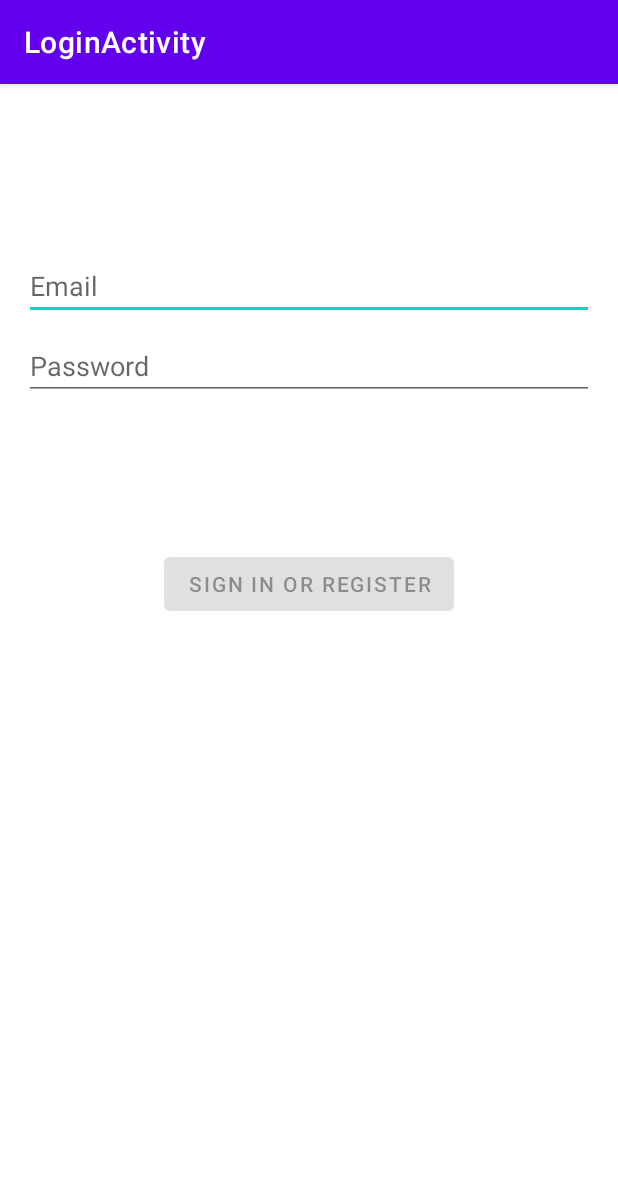
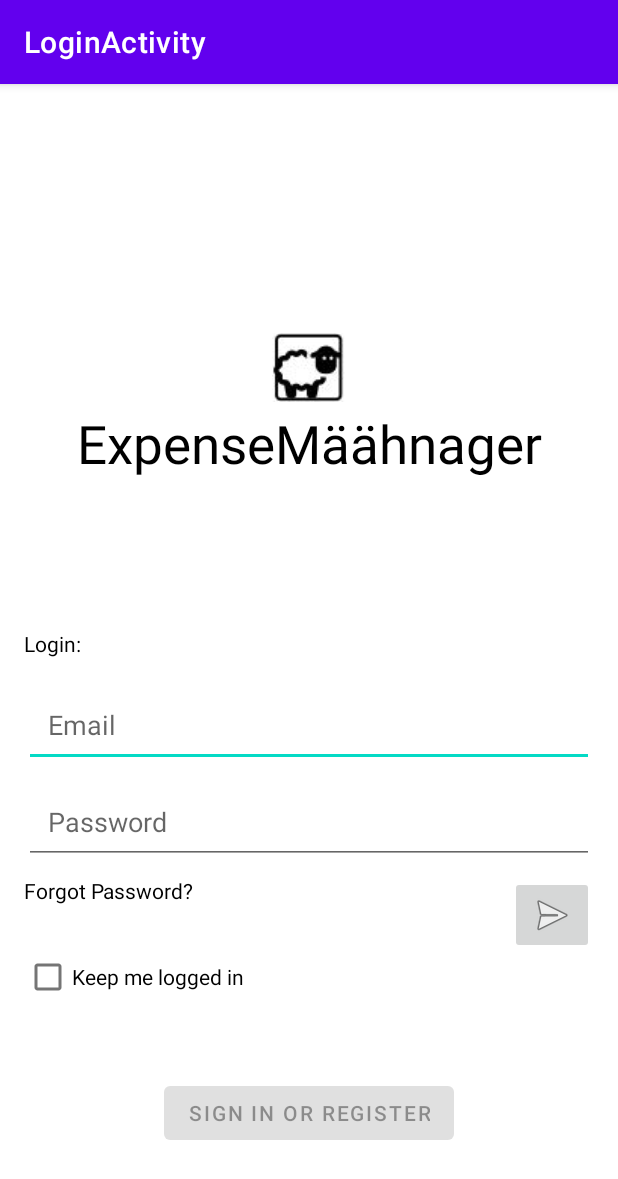
Before and after one commit to instantwolf/expense_management, an Android app: the screen it shows after launch (LoginActivity), on a phone screen of 412 x 824 dp. Shown: the top 1179 px of the screen. Run offline under Robolectric (Android 15) with nearby library versions, the phone set to English and light mode, and no system bars.

Commit message:
added Prototype Login

```diff
--- a/app/src/main/res/layout/activity_login.xml
+++ b/app/src/main/res/layout/activity_login.xml
@@ -15,14 +15,15 @@
         android:id="@+id/username"
         android:layout_width="0dp"
         android:layout_height="wrap_content"
-        android:layout_marginTop="96dp"
+        android:layout_marginTop="16dp"
         android:autofillHints="@string/prompt_email"
         android:hint="@string/prompt_email"
         android:inputType="textEmailAddress"
         android:selectAllOnFocus="true"
+        android:padding="16dp"
         app:layout_constraintEnd_toEndOf="parent"
         app:layout_constraintStart_toStartOf="parent"
-        app:layout_constraintTop_toTopOf="parent" />
+        app:layout_constraintTop_toBottomOf="@+id/textViewLogin" />
 
     <EditText
         android:id="@+id/password"
@@ -35,6 +36,7 @@
         android:imeOptions="actionDone"
         android:inputType="textPassword"
         android:selectAllOnFocus="true"
+        android:padding="16dp"
         app:layout_constraintEnd_toEndOf="parent"
         app:layout_constraintStart_toStartOf="parent"
         app:layout_constraintTop_toBottomOf="@+id/username" />
@@ -44,15 +46,14 @@
         android:layout_width="wrap_content"
         android:layout_height="wrap_content"
         android:layout_gravity="start"
-        android:layout_marginTop="16dp"
+        android:layout_marginTop="64dp"
         android:layout_marginBottom="64dp"
         android:enabled="false"
         android:text="@string/action_sign_in"
         app:layout_constraintBottom_toBottomOf="parent"
         app:layout_constraintEnd_toEndOf="parent"
         app:layout_constraintStart_toStartOf="parent"
-        app:layout_constraintTop_toBottomOf="@+id/password"
-        app:layout_constraintVertical_bias="0.2" />
+        app:layout_constraintTop_toBottomOf="@+id/checkBoxKeepMeLoggedIn" />
 
     <ProgressBar
         android:id="@+id/loading"
@@ -68,4 +69,65 @@
         app:layout_constraintTop_toTopOf="parent"
         app:layout_constraintVertical_bias="0.3" />
 
+    <TextView
+        android:id="@+id/textViewForgotPassword"
+        android:layout_width="wrap_content"
+        android:layout_height="wrap_content"
+        android:layout_marginTop="8dp"
+        android:text="@string/forgot_password"
+        android:textColor="@color/black"
+        app:layout_constraintStart_toStartOf="parent"
+        app:layout_constraintTop_toBottomOf="@+id/password" />
+
+    <CheckBox
+        android:id="@+id/checkBoxKeepMeLoggedIn"
+        android:layout_width="wrap_content"
+        android:layout_height="wrap_content"
+        android:layout_marginTop="24dp"
+        android:text="@string/Keep_me_logged_in"
+        android:textColor="@color/black"
+        app:layout_constraintStart_toStartOf="parent"
+        app:layout_constraintTop_toBottomOf="@+id/textViewForgotPassword" />
+
+    <ImageButton
+        android:id="@+id/imageButtonLogIn"
+        android:layout_width="wrap_content"
+        android:layout_height="wrap_content"
+        android:layout_marginTop="8dp"
+        app:layout_constraintEnd_toEndOf="parent"
+        app:layout_constraintTop_toBottomOf="@+id/password"
+        app:srcCompat="@android:drawable/ic_menu_send" />
+
+    <TextView
+        android:id="@+id/textViewTitel"
+        android:layout_width="wrap_content"
+        android:layout_height="wrap_content"
+        android:layout_marginTop="4dp"
+        android:text="@string/app_name"
+        android:textColor="@color/black"
+        android:textSize="35sp"
+        app:layout_constraintEnd_toEndOf="parent"
+        app:layout_constraintStart_toStartOf="parent"
+        app:layout_constraintTop_toBottomOf="@+id/imageView" />
+
+    <TextView
+        android:id="@+id/textViewLogin"
+        android:layout_width="wrap_content"
+        android:layout_height="wrap_content"
+        android:layout_marginTop="100dp"
+        android:text="@string/Login"
+        android:textColor="@color/black"
+        app:layout_constraintStart_toStartOf="parent"
+        app:layout_constraintTop_toBottomOf="@+id/textViewTitel" />
+
+    <ImageView
+        android:id="@+id/imageView"
+        android:layout_width="wrap_content"
+        android:layout_height="wrap_content"
+        android:layout_marginTop="150dp"
+        app:layout_constraintEnd_toEndOf="parent"
+        app:layout_constraintStart_toStartOf="parent"
+        app:layout_constraintTop_toTopOf="parent"
+        app:srcCompat="@drawable/Logo" />
+
 </androidx.constraintlayout.widget.ConstraintLayout>
--- a/app/src/main/res/values/strings.xml
+++ b/app/src/main/res/values/strings.xml
@@ -1,5 +1,5 @@
 <resources>
-    <string name="app_name">ExpenseManager</string>
+    <string name="app_name">ExpenseMäähnager</string>
     <string name="title_home">Home</string>
     <string name="title_dashboard">Dashboard</string>
     <string name="title_notifications">Notifications</string>
@@ -15,6 +15,9 @@
     <string name="history">History</string>
     <string name="reminder">Reminder</string>
     <string name="settings">Settings</string>
+    <string name="forgot_password">Forgot Password?</string>
+    <string name="Keep_me_logged_in">Keep me logged in</string>
+    <string name="Login">Login:</string>
     <string-array name="category">
         <item>Hobby</item>
         <item>Work</item>
```
Also changed, not shown: app/src/main/res/drawable/Logo.JPG (added), 1 other file.
